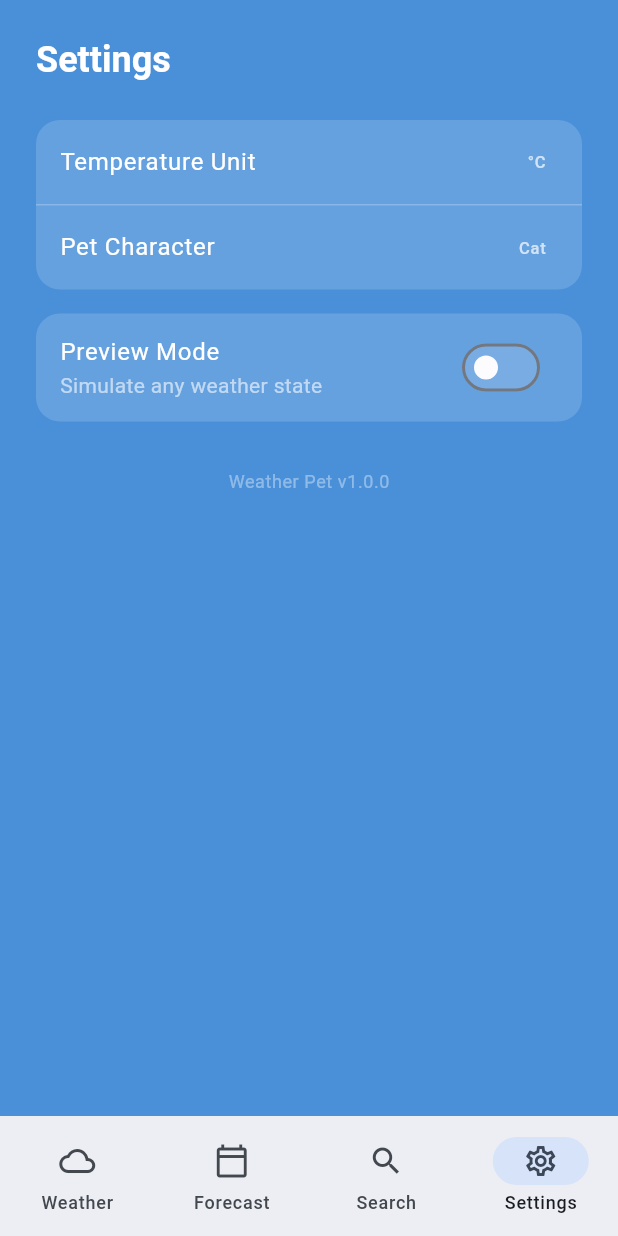
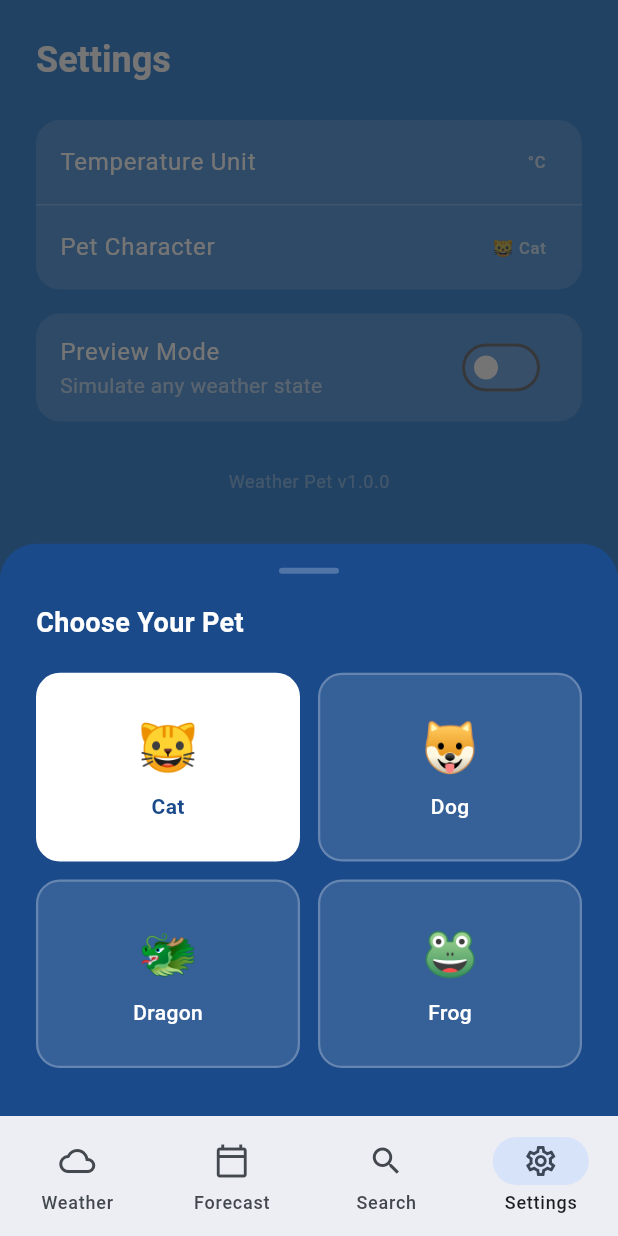
Before and after one commit to jogee489/weather-pet, a Flutter app: the SettingsScreen screen opened by its route, after a tap on "Pet Character", on a phone screen of 412 x 824 dp. Run offline on Flutter 3.47's test engine with Material 3 defaults, Android fonts, the phone set to English and light mode, and no system bars; our stand-ins replace flutter_riverpod, geolocator, go_router, lottie, shared_preferences; missing offline and left inert: home_widget; accounts and stored records are empty; Roboto replaces fonts that are missing (SF Pro Display).

Commit message:
feat: multi-character picker (dog, dragon, frog)
Add expressiveEmojis per-state map to PetCharacter, register dog/dragon/frog
in PetCharacter.all, implement character picker bottom sheet in Settings,
and make widget sync use the selected character's emoji.

https://claude.ai/code/session_01DZgN321pftnf7VKtQgGjEc

```diff
--- a/lib/core/models/pet_character.dart
+++ b/lib/core/models/pet_character.dart
@@ -13,6 +13,7 @@ class PetCharacter {
     required this.id,
     required this.displayName,
     required this.emoji,
+    this.expressiveEmojis = const {},
   });
 
   /// Unique identifier; must match the folder name under `assets/lottie/`.
@@ -21,32 +22,45 @@ class PetCharacter {
   /// Name shown in the character picker UI.
   final String displayName;
 
-  /// Fallback emoji shown before Lottie assets load.
+  /// Default emoji — shown before Lottie assets load and for any state
+  /// not listed in [expressiveEmojis].
   final String emoji;
+
+  /// Per-state emoji overrides for expressive reactions.
+  /// States absent from this map fall back to [emoji].
+  final Map<PetState, String> expressiveEmojis;
+
+  /// Returns the expressive emoji for [state], or [emoji] if no override exists.
+  String emojiForState(PetState state) => expressiveEmojis[state] ?? emoji;
 
   /// Returns the asset path for the Lottie JSON that corresponds to [state].
   /// Example: 'assets/lottie/cat/sunny.json'
   String lottiePath(PetState state) =>
       'assets/lottie/$id/${state.name}.json';
 
-  /// All available characters. To unlock a character, add it here
-  /// and supply its Lottie assets.
-  static const List<PetCharacter> all = [
-    PetCharacter(
-      id: 'cat',
-      displayName: 'Cat',
-      emoji: '🐱',
-    ),
-    // Future characters (assets not yet available — keep commented until ready):
-    // PetCharacter(id: 'dog',    displayName: 'Dog',    emoji: '🐶'),
-    // PetCharacter(id: 'dragon', displayName: 'Dragon', emoji: '🐲'),
-    // PetCharacter(id: 'frog',   displayName: 'Frog',   emoji: '🐸'),
-  ];
-
   /// The default character used on first launch.
-  static const PetCharacter defaultCharacter = PetCharacter(
+  static const defaultCharacter = PetCharacter(
     id: 'cat',
     displayName: 'Cat',
     emoji: '🐱',
+    expressiveEmojis: {
+      PetState.sunny: '😸',
+      PetState.hot: '😹',
+      PetState.windy: '😼',
+      PetState.rainy: '🙀',
+      PetState.stormy: '🙀',
+      PetState.snowy: '😿',
+      PetState.cold: '😿',
+      PetState.night: '😴',
+    },
   );
+
+  /// All available characters. To unlock a character, add it here
+  /// and supply its Lottie assets under `assets/lottie/<id>/`.
+  static const List<PetCharacter> all = [
+    defaultCharacter,
+    PetCharacter(id: 'dog',    displayName: 'Dog',    emoji: '🐶'),
+    PetCharacter(id: 'dragon', displayName: 'Dragon', emoji: '🐲'),
+    PetCharacter(id: 'frog',   displayName: 'Frog',   emoji: '🐸'),
+  ];
 }
--- a/lib/features/settings/settings_screen.dart
+++ b/lib/features/settings/settings_screen.dart
@@ -1,7 +1,9 @@
 import 'package:flutter/material.dart';
 import 'package:flutter_riverpod/flutter_riverpod.dart';
 
+import '../../core/models/pet_character.dart';
 import '../../core/models/pet_state.dart';
+import '../../core/providers/selected_character_provider.dart';
 import '../../core/providers/temperature_unit_provider.dart';
 import '../../core/providers/weather_override_provider.dart';
 
@@ -13,6 +15,7 @@ class SettingsScreen extends ConsumerWidget {
     final override = ref.watch(weatherOverrideProvider);
     final previewActive = override != null;
     final unit = ref.watch(temperatureUnitProvider);
+    final character = ref.watch(selectedCharacterProvider);
 
     return Scaffold(
       backgroundColor: const Color(0xFF4A90D9),
@@ -45,8 +48,8 @@ class SettingsScreen extends ConsumerWidget {
                     const Divider(color: Colors.white24, height: 1),
                     _SettingRow(
                       label: 'Pet Character',
-                      value: 'Cat',
-                      onTap: () {},
+                      value: '${character.emoji} ${character.displayName}',
+                      onTap: () => _showCharacterPicker(context, ref),
                     ),
                   ],
                 ),
@@ -58,7 +61,6 @@ class SettingsScreen extends ConsumerWidget {
                 child: Column(
                   crossAxisAlignment: CrossAxisAlignment.start,
                   children: [
-                    // Toggle row
                     SwitchListTile(
                       value: previewActive,
                       onChanged: (on) {
@@ -81,7 +83,6 @@ class SettingsScreen extends ConsumerWidget {
                       inactiveTrackColor: Colors.white12,
                     ),
 
-                    // State picker — only shown when preview is active
                     if (previewActive) ...[
                       const Divider(color: Colors.white24, height: 1),
                       Padding(
@@ -114,7 +115,7 @@ class SettingsScreen extends ConsumerWidget {
                                   ),
                                 ),
                                 child: Text(
-                                  '${_emoji(state)} ${state.displayName}',
+                                  '${_stateEmoji(state)} ${state.displayName}',
                                   style: TextStyle(
                                     color: selected
                                         ? const Color(0xFF4A90D9)
@@ -152,7 +153,15 @@ class SettingsScreen extends ConsumerWidget {
     );
   }
 
-  static String _emoji(PetState state) => switch (state) {
+  void _showCharacterPicker(BuildContext context, WidgetRef ref) {
+    showModalBottomSheet<void>(
+      context: context,
+      backgroundColor: Colors.transparent,
+      builder: (_) => _CharacterPickerSheet(ref: ref),
+    );
+  }
+
+  static String _stateEmoji(PetState state) => switch (state) {
         PetState.sunny => '☀️',
         PetState.cloudy => '☁️',
         PetState.rainy => '🌧️',
@@ -165,6 +174,106 @@ class SettingsScreen extends ConsumerWidget {
         PetState.foggy => '🌫️',
         PetState.loading => '⏳',
       };
+}
+
+// ─── Character picker bottom sheet ───────────────────────────────────────────
+
+class _CharacterPickerSheet extends ConsumerWidget {
+  const _CharacterPickerSheet({required this.ref});
+  final WidgetRef ref;
+
+  @override
+  Widget build(BuildContext context, WidgetRef sheetRef) {
+    final current = sheetRef.watch(selectedCharacterProvider);
+
+    return Container(
+      decoration: const BoxDecoration(
+        color: Color(0xFF1A4A8A),
+        borderRadius: BorderRadius.vertical(top: Radius.circular(24)),
+      ),
+      padding: const EdgeInsets.fromLTRB(24, 16, 24, 32),
+      child: Column(
+        mainAxisSize: MainAxisSize.min,
+        crossAxisAlignment: CrossAxisAlignment.start,
+        children: [
+          Center(
+            child: Container(
+              width: 40,
+              height: 4,
+              decoration: BoxDecoration(
+                color: Colors.white24,
+                borderRadius: BorderRadius.circular(2),
+              ),
+            ),
+          ),
+          const SizedBox(height: 20),
+          const Text(
+            'Choose Your Pet',
+            style: TextStyle(
+              color: Colors.white,
+              fontSize: 18,
+              fontWeight: FontWeight.bold,
+            ),
+          ),
+          const SizedBox(height: 20),
+          GridView.count(
+            crossAxisCount: 2,
+            shrinkWrap: true,
+            physics: const NeverScrollableScrollPhysics(),
+            crossAxisSpacing: 12,
+            mainAxisSpacing: 12,
+            childAspectRatio: 1.4,
+            children: PetCharacter.all.map((character) {
+              final selected = current.id == character.id;
+              return GestureDetector(
+                onTap: () {
+                  sheetRef
+                      .read(selectedCharacterProvider.notifier)
+                      .select(character);
+                  Navigator.of(context).pop();
+                },
+                child: AnimatedContainer(
+                  duration: const Duration(milliseconds: 200),
+                  decoration: BoxDecoration(
+                    color: selected
+                        ? Colors.white
+                        : Colors.white.withOpacity(0.12),
+                    borderRadius: BorderRadius.circular(16),
+                    border: Border.all(
+                      color: selected ? Colors.white : Colors.white24,
+                      width: 1.5,
+                    ),
+                  ),
+                  child: Column(
+                    mainAxisAlignment: MainAxisAlignment.center,
+                    children: [
+                      Text(
+                        character.emoji,
+                        style: const TextStyle(fontSize: 32),
+                      ),
+                      const SizedBox(height: 6),
+                      Text(
+                        character.displayName,
+                        style: TextStyle(
+                          color: selected
+                              ? const Color(0xFF1A4A8A)
+                              : Colors.white,
+                          fontWeight: selected
+                              ? FontWeight.w700
+                              : FontWeight.w500,
+                          fontSize: 14,
+                        ),
+                      ),
+                    ],
+                  ),
+                ),
+              );
+            }).toList(),
+          ),
+        ],
+      ),
+    );
+  }
 }
 
 // ─── Shared UI components ─────────────────────────────────────────────────────
```
Also changed, not shown: lib/features/pet/pet_widget.dart (+1 -14 lines), lib/home_widget/widget_provider.dart (+3 -13 lines), 1 other file.
